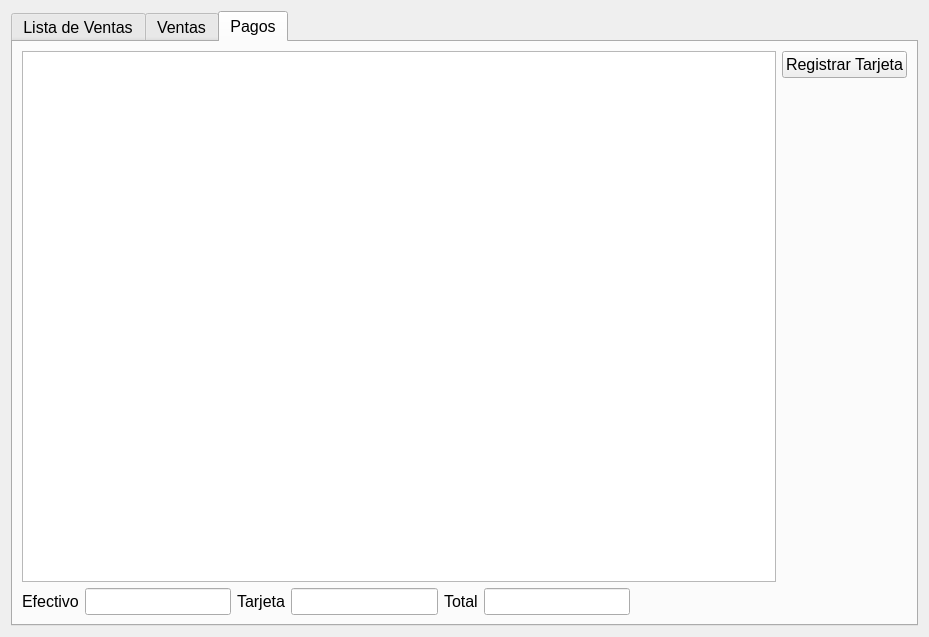
First picture: the form in venta/uiventas.ui, repository rodety/Jireh, before the edit.
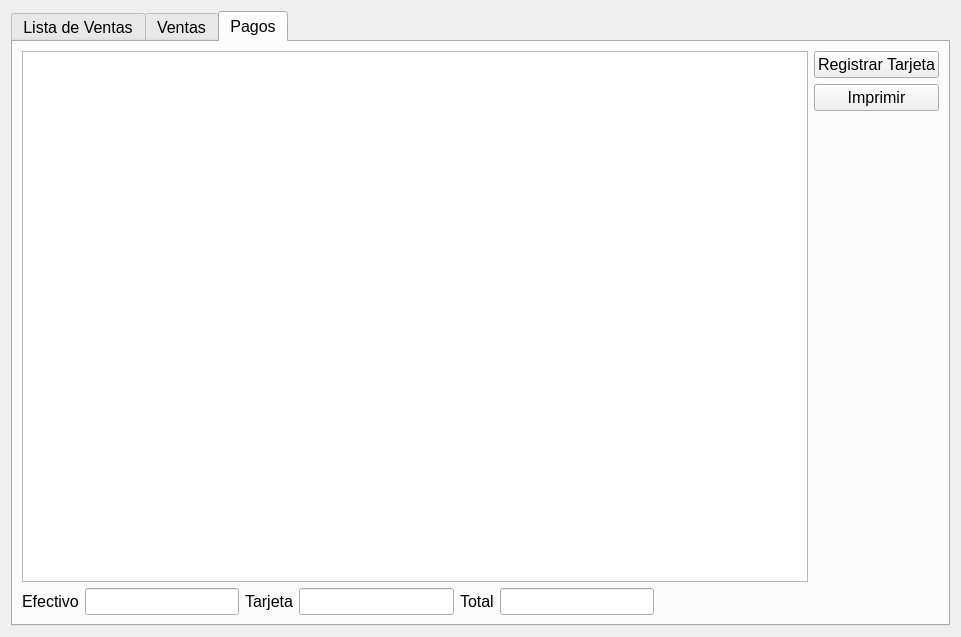
Second picture: the form after the edit. The open tabs and pages were chosen to show the change. Icons and pictures are not drawn. Custom widgets are drawn as their Qt base class.

Diff of the .ui file:
```diff
--- a/venta/uiventas.ui
+++ b/venta/uiventas.ui
@@ -6,7 +6,7 @@
    <rect>
     <x>0</x>
     <y>0</y>
-    <width>929</width>
+    <width>961</width>
     <height>637</height>
    </rect>
   </property>
@@ -951,7 +951,7 @@
       <layout class="QGridLayout" name="gridLayout_7">
        <item row="0" column="0">
         <layout class="QGridLayout" name="gridLayout_8">
-         <item row="0" column="0" rowspan="2">
+         <item row="0" column="0" rowspan="3">
           <widget class="QTableView" name="tableView_pagos"/>
          </item>
          <item row="0" column="1">
@@ -961,7 +961,7 @@
            </property>
           </widget>
          </item>
-         <item row="2" column="0">
+         <item row="3" column="0">
           <layout class="QHBoxLayout" name="horizontalLayout_7">
            <item>
             <widget class="QLabel" name="label_7">
@@ -1008,7 +1008,7 @@
            </item>
           </layout>
          </item>
-         <item row="1" column="1">
+         <item row="2" column="1">
           <spacer name="verticalSpacer">
            <property name="orientation">
             <enum>Qt::Vertical</enum>
@@ -1021,6 +1021,13 @@
            </property>
           </spacer>
          </item>
+         <item row="1" column="1">
+          <widget class="QPushButton" name="pushButton_Reimprimir_boleta">
+           <property name="text">
+            <string>Imprimir</string>
+           </property>
+          </widget>
+         </item>
         </layout>
        </item>
       </layout>
```
Left out of the diff: 12 changed lines with no effect on the pictures.
